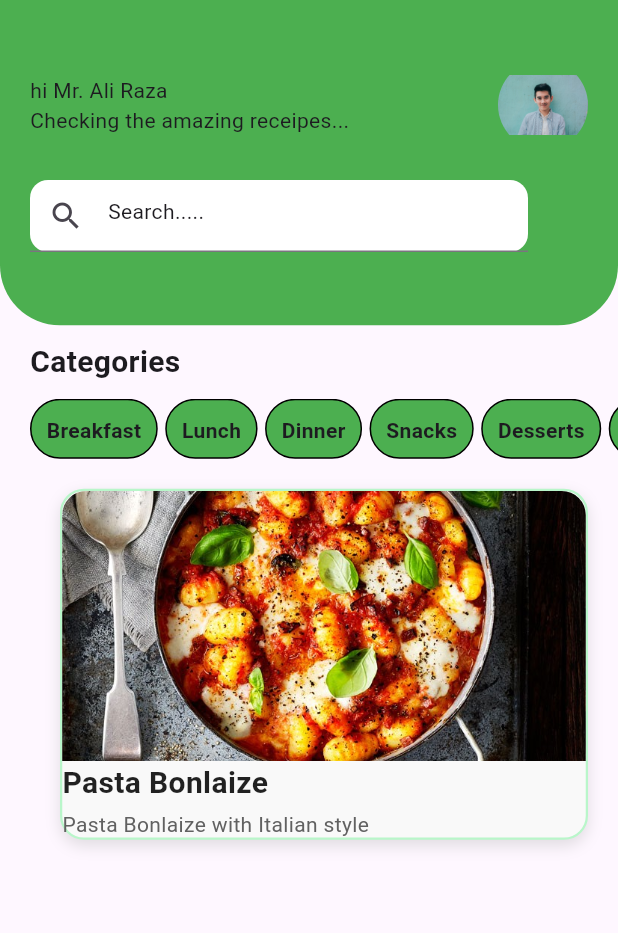
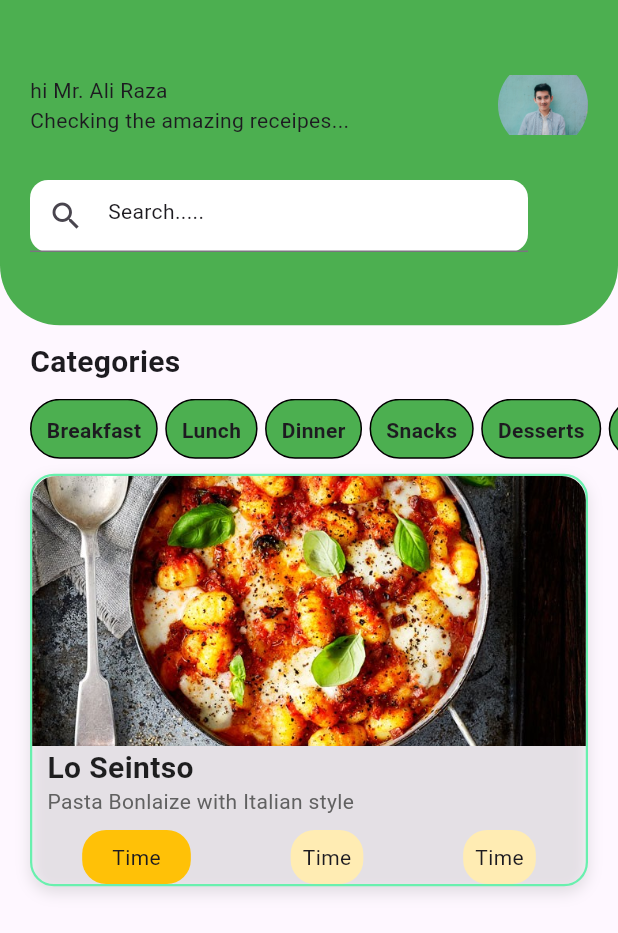
Before and after one commit to aliraza055/Smart-Chef, a Flutter app: the screen it shows after launch, on a phone screen of 412 x 824 dp. Shown: the top 933 px of the screen. Run offline on Flutter 3.47's test engine with Material 3 defaults, Android fonts, the phone set to English and light mode, and no system bars; our stand-ins replace firebase_core; accounts and stored records are empty.

Commit message:
create ui part

```diff
--- /dev/null
+++ b/lib/Pages/add_receipe.dart
@@ -0,0 +1,22 @@
+import 'package:flutter/material.dart';
+
+class AddReceipe extends StatefulWidget {
+  const AddReceipe({super.key});
+
+  @override
+  State<AddReceipe> createState() => _AddReceipeState();
+}
+
+class _AddReceipeState extends State<AddReceipe> {
+  @override
+  Widget build(BuildContext context) {
+    return Scaffold(
+      appBar: AppBar(
+        backgroundColor: Colors.blue,
+        centerTitle: true,
+        title: Text('Add Receipe'),
+      ),
+      body: Column(children: [Container()]),
+    );
+  }
+}
--- a/lib/Pages/home_page.dart
+++ b/lib/Pages/home_page.dart
@@ -1,5 +1,6 @@
 import 'package:flutter/material.dart';
 import 'package:smart_chef/Widgets/category_tile.dart';
+import 'package:smart_chef/Widgets/receipe_container.dart';
 import 'package:smart_chef/Widgets/upper_contanier.dart';
 
 class Homepage extends StatefulWidget {
@@ -13,7 +14,8 @@ class _HomepageState extends State<Homepage> {
   @override
   Widget build(BuildContext context) {
     return Scaffold(
-      body: Column(
+      body: SingleChildScrollView(
+        child: Column(
           children: [
             UpperContanier(),
             SizedBox(height: 10),
@@ -29,73 +31,13 @@ class _HomepageState extends State<Homepage> {
                   SizedBox(height: 10),
                   CategoryTile(),
                   SizedBox(height: 10),
-                Container(
-                  margin: const EdgeInsets.symmetric(
-                    horizontal: 20,
-                    vertical: 10,
-                  ),
-                  decoration: BoxDecoration(
-                    color: const Color(
-                      0xFFF9F9F9,
-                    ), // 🌿 soft off-white background
-                    borderRadius: BorderRadius.circular(16),
-                    boxShadow: [
-                      BoxShadow(
-                        color: Colors.grey.withOpacity(0.3),
-                        blurRadius: 8,
-                        offset: const Offset(0, 4),
-                      ),
-                    ],
-                    border: Border.all(
-                      color: Colors.greenAccent.shade100, // light accent border
-                      width: 1.5,
-                    ),
-                  ),
-                  child: Column(
-                    crossAxisAlignment: CrossAxisAlignment.start,
-                    children: [
-                      // 🖼️ Image with rounded corners
-                      ClipRRect(
-                        borderRadius: const BorderRadius.vertical(
-                          top: Radius.circular(16),
-                        ),
-                        child: Image.asset(
-                          'images/receipe1.jpg',
-                          height: 180,
-                          width: double.infinity,
-                          fit: BoxFit.cover,
-                        ),
-                      ),
-                      Column(
-                        crossAxisAlignment: CrossAxisAlignment.start,
-                        children: [
-                          Text(
-                            'Pasta Bonlaize',
-                            style: const TextStyle(
-                              fontWeight: FontWeight.bold,
-                              fontSize: 20,
-                              color: Colors.black87,
-                            ),
-                          ),
-                          const SizedBox(height: 4),
-                          Text(
-                            'Pasta Bonlaize with Italian style',
-                            style: TextStyle(
-                              color: Colors.grey[700],
-                              fontSize: 14,
-                              height: 1.3,
-                            ),
-                          ),
-                        ],
-                      ),
+                  ReceipeContainer(),
                 ],
               ),
             ),
           ],
         ),
       ),
-        ],
-      ),
     );
   }
 }
--- /dev/null
+++ b/lib/Widgets/receipe_container.dart
@@ -0,0 +1,104 @@
+import 'package:flutter/material.dart';
+
+class ReceipeContainer extends StatelessWidget {
+  const ReceipeContainer({super.key});
+
+  @override
+  Widget build(BuildContext context) {
+    return Container(
+      margin: EdgeInsets.only(right: 20),
+      decoration: BoxDecoration(
+        color: Colors.white10,
+        border: Border.all(color: Colors.greenAccent, width: 1.5),
+        borderRadius: BorderRadius.circular(16),
+        boxShadow: [
+          BoxShadow(
+            color: Colors.grey.withOpacity(0.3),
+            blurRadius: 8,
+            offset: const Offset(0, 4),
+          ),
+        ],
+      ),
+
+      child: Column(
+        crossAxisAlignment: CrossAxisAlignment.start,
+        children: [
+          ClipRRect(
+            borderRadius: BorderRadiusGeometry.vertical(
+              top: Radius.circular(16),
+            ),
+            child: Image.asset(
+              'images/receipe1.jpg',
+              height: 180,
+              fit: BoxFit.cover,
+              width: double.infinity,
+            ),
+          ),
+          Padding(
+            padding: const EdgeInsets.only(left: 10),
+            child: Column(
+              crossAxisAlignment: CrossAxisAlignment.start,
+              children: [
+                Text(
+                  'Lo Seintso',
+                  style: const TextStyle(
+                    fontWeight: FontWeight.bold,
+                    fontSize: 20,
+                    color: Colors.black87,
+                  ),
+                ),
+                Text(
+                  'Pasta Bonlaize with Italian style',
+                  style: TextStyle(
+                    color: Colors.grey[700],
+                    fontSize: 14,
+                    height: 1.2,
+                  ),
+                ),
+              ],
+            ),
+          ),
+          SizedBox(height: 10),
+          Row(
+            mainAxisAlignment: MainAxisAlignment.spaceAround,
+            children: [
+              Container(
+                decoration: BoxDecoration(
+                  color: Colors.amber,
+                  borderRadius: BorderRadius.circular(16),
+                ),
+                child: Padding(
+                  padding: const EdgeInsets.symmetric(
+                    horizontal: 20,
+                    vertical: 8,
+                  ),
+                  child: Text('Time'),
+                ),
+              ),
+              Container(
+                decoration: BoxDecoration(
+                  color: Colors.amber.shade100,
+                  borderRadius: BorderRadius.circular(16),
+                ),
+                child: Padding(
+                  padding: const EdgeInsets.all(8.0),
+                  child: Text('Time'),
+                ),
+              ),
+              Container(
+                decoration: BoxDecoration(
+                  color: Colors.amber.shade100,
+                  borderRadius: BorderRadius.circular(16),
+                ),
+                child: Padding(
+                  padding: const EdgeInsets.all(8.0),
+                  child: Text('Time'),
+                ),
+              ),
+            ],
+          ),
+        ],
+      ),
+    );
+  }
+}
```
Lines whose indentation alone changed are shown as unchanged.
